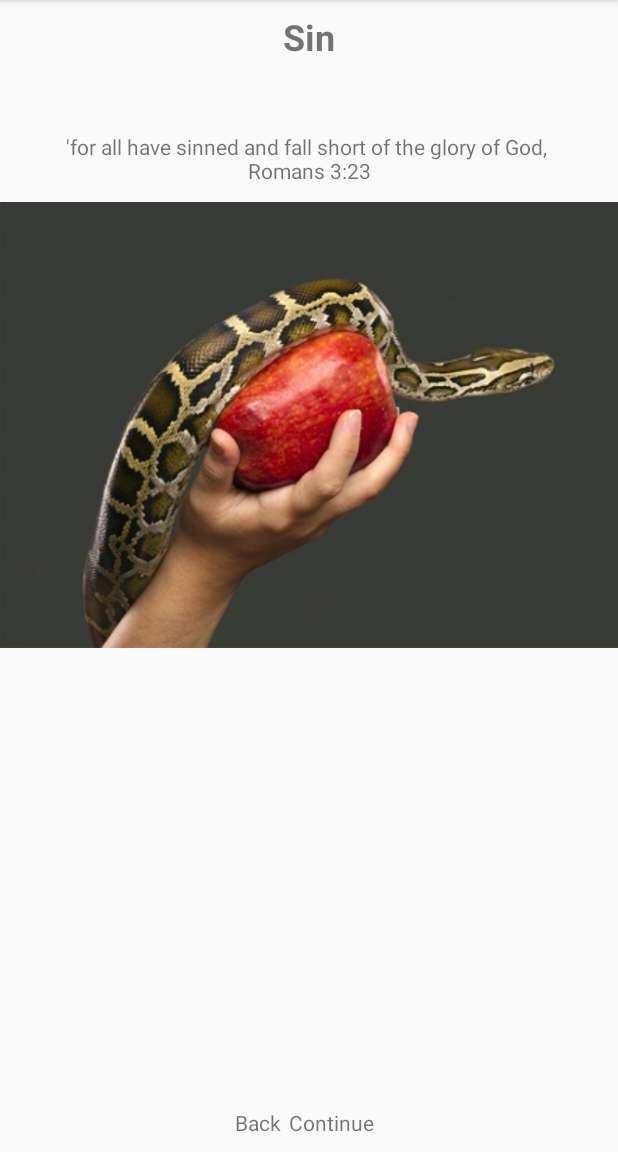
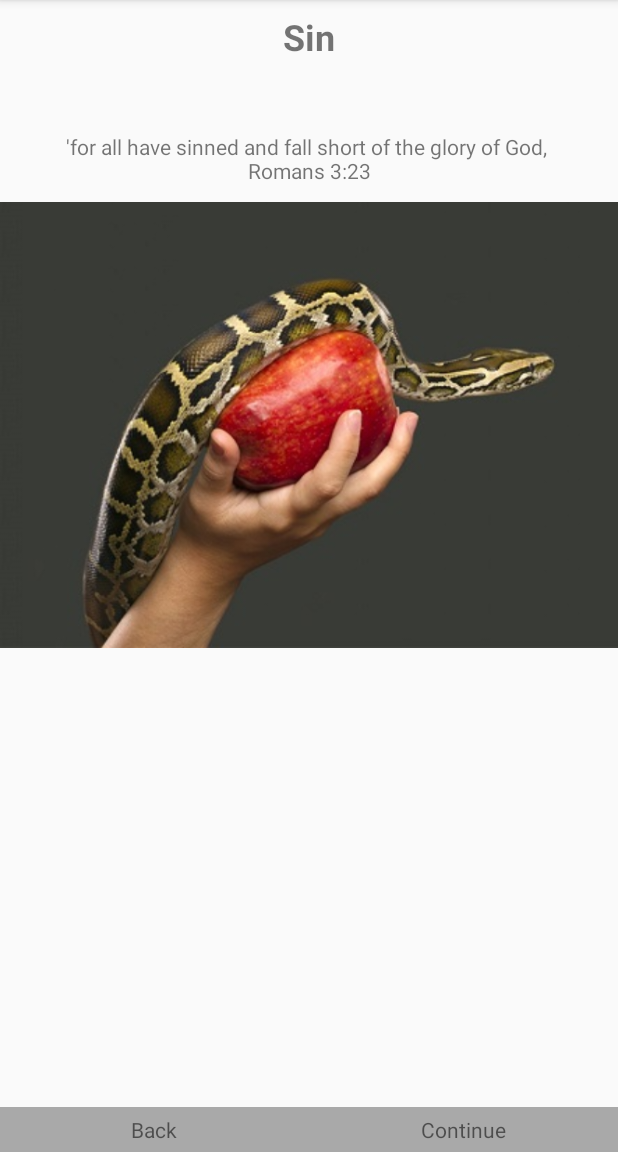
Before and after one commit to uenvymenow/EvangelismApp, an Android app: the SinActivity screen opened directly, with no data from a screen before it, on a phone screen of 412 x 824 dp, the part 84-1236 px from its top. Run offline under Robolectric (Android 15) with nearby library versions, the phone set to English and light mode, and no system bars.

Commit message:
Corrected backButton and continueButton to allow transition between activities

```diff
--- a/app/src/main/java/com/example/aaron/evangelismapp/SinActivity.java
+++ b/app/src/main/java/com/example/aaron/evangelismapp/SinActivity.java
@@ -36,23 +36,27 @@ public class SinActivity extends AppCompatActivity {
         // Add the sin image to the sinImageView
         sinImage.setImageResource(R.drawable.sinimage);
 
-        // Access Textview by finding id
-        TextView backTextView = findViewById(R.id.backTextView);
+        // Access backTextview by finding id
+        TextView backTextView =  findViewById(R.id.backTextView);
 
         // Create onClickListener
         backTextView.setOnClickListener(new OnClickListener() {
             @Override
             public void onClick(View v) {
-                Intent bloodActivity = new Intent(SinActivity.this, BloodActivity.class)
-                .addFlags(Intent.FLAG_ACTIVITY_CLEAR_TASK)
-                .addFlags(Intent.FLAG_ACTIVITY_CLEAR_TOP)
-                .addFlags(Intent.FLAG_ACTIVITY_NEW_TASK);
-                startActivity(bloodActivity);
+                onBackPressed();
             }
         });
 
-        Log.d("EvangelismApp", Log.getStackTraceString(new Exception()));
-
+        // Access continueTextView
+        TextView continueTextView = findViewById(R.id.continueTextView);
+        continueTextView.setOnClickListener(new OnClickListener() {
+            @Override
+            public void onClick(View v) {
+                Intent bloodActivity = new Intent(SinActivity.this, BloodActivity.class);
+                startActivity(bloodActivity);
+                finish();
+            }
+        });
     }
 
 }
--- a/app/src/main/res/layout/activity_sin.xml
+++ b/app/src/main/res/layout/activity_sin.xml
@@ -1,36 +1,9 @@
-<?xml version="1.0" encoding="utf-8"?>
 <RelativeLayout xmlns:android="http://schemas.android.com/apk/res/android"
     xmlns:tools="http://schemas.android.com/tools"
     android:layout_width="match_parent"
     android:layout_height="match_parent"
     android:orientation="vertical"
     tools:context="com.example.aaron.evangelismapp.SinActivity">
-
-    <LinearLayout
-        android:layout_width="match_parent"
-        android:layout_height="wrap_content"
-        android:layout_alignParentBottom="true"
-        android:gravity="center_horizontal"
-        android:orientation="horizontal">
-
-        <TextView
-            android:id="@+id/backTextView"
-            android:layout_width="wrap_content"
-            android:layout_height="wrap_content"
-            android:gravity="center_horizontal"
-            android:text="@string/backText"
-            android:paddingRight="5dp"
-            android:paddingBottom="10dp"/>
-
-        <TextView
-            android:id="@+id/continueTextView"
-            android:layout_width="wrap_content"
-            android:layout_height="wrap_content"
-            android:gravity="center_horizontal"
-            android:text="@string/continueText"
-            android:paddingRight="5dp"
-            android:paddingBottom="10dp"/>
-    </LinearLayout>
 
     <ScrollView
         android:layout_width="match_parent"
@@ -64,5 +37,32 @@
 
     </ScrollView>
 
+    <LinearLayout
+        android:layout_width="match_parent"
+        android:layout_height="wrap_content"
+        android:layout_alignParentBottom="true"
+        android:gravity="center_horizontal"
+        android:orientation="horizontal"
+        android:weightSum="2">
 
+        <TextView
+            android:id="@+id/backTextView"
+            android:layout_width="0dp"
+            android:layout_height="30dp"
+            android:layout_gravity="center_horizontal"
+            android:layout_weight="1"
+            android:gravity="center"
+            android:text="@string/backText"
+            android:background="@color/buttonBackgroundColor" />
+
+        <TextView
+            android:id="@+id/continueTextView"
+            android:layout_width="0dp"
+            android:layout_height="30dp"
+            android:layout_gravity="center_horizontal"
+            android:layout_weight="1"
+            android:gravity="center"
+            android:text="@string/continueText"
+            android:background="@color/buttonBackgroundColor" />
+    </LinearLayout>
 </RelativeLayout>
--- a/app/src/main/res/values/colors.xml
+++ b/app/src/main/res/values/colors.xml
@@ -3,4 +3,6 @@
     <color name="colorPrimary">#3F51B5</color>
     <color name="colorPrimaryDark">#303F9F</color>
     <color name="colorAccent">#FF4081</color>
+
+    <color name="buttonBackgroundColor">#A9A9A9</color>
 </resources>
```
Also changed, not shown: app/src/main/java/com/example/aaron/evangelismapp/BaptismActivity.java (+24 -0 lines), app/src/main/java/com/example/aaron/evangelismapp/BloodActivity.java (+24 -0 lines), app/src/main/java/com/example/aaron/evangelismapp/CleansingActivity.java (+24 -0 lines), app/src/main/java/com/example/aaron/evangelismapp/GrowthActivity.java (+24 -0 lines), app/src/main/java/com/example/aaron/evangelismapp/HeavenActivity.java (+24 -0 lines), app/src/main/res/layout/activity_baptism.xml (+29 -23 lines), app/src/main/res/layout/activity_blood.xml (+32 -25 lines), app/src/main/res/layout/activity_cleansing.xml (+29 -25 lines), app/src/main/res/layout/activity_growth.xml (+29 -24 lines), app/src/main/res/layout/activity_heaven.xml (+29 -23 lines).
